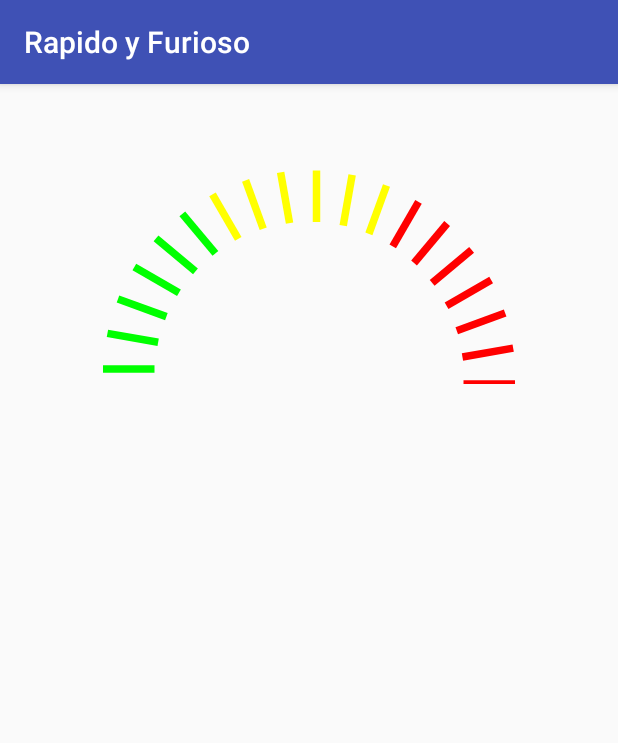
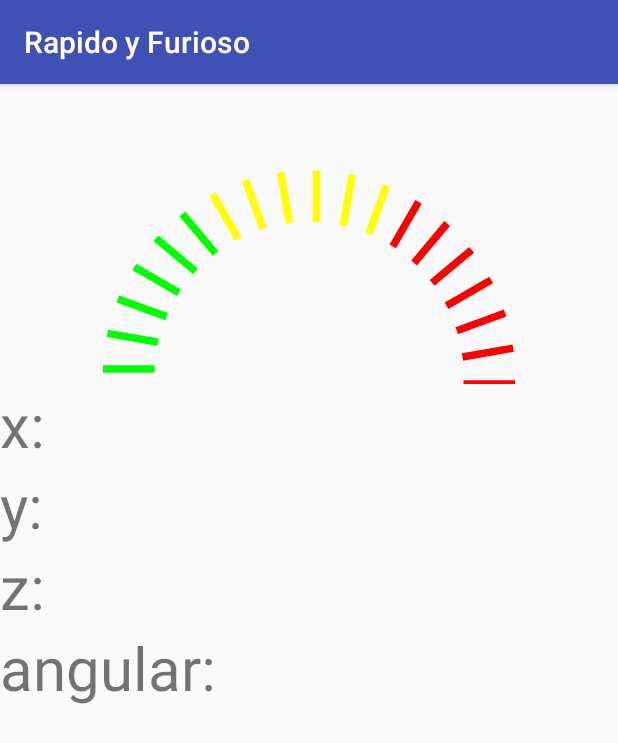
Before and after one commit to Nidrocus/Acelerometro, an Android app: the screen it shows after launch (MainActivity), on a phone screen of 412 x 824 dp. Shown: the top 743 px of the screen. Run offline under Robolectric (Android 15) with nearby library versions, the phone set to English and light mode, and no system bars.

Commit message:
Commit antes de cristian

```diff
--- /dev/null
+++ b/acelerometro/src/main/java/com/nidrocus/acelerometro/SensorWrapper.kt
@@ -0,0 +1,44 @@
+package com.nidrocus.acelerometro
+
+import android.content.Context
+import android.hardware.Sensor
+import android.hardware.SensorEvent
+import android.hardware.SensorEventListener
+import android.hardware.SensorManager
+
+/**
+ * Created by leandro on 28/12/17.
+ */
+
+
+typealias UpdateListener = (x: Float, y: Float, z: Float) -> Unit
+class SensorWrapper constructor(context: Context, type: Int, private val listener: UpdateListener) {
+
+    val TAG =  "SensorWrapper"
+
+    private val manager : SensorManager = context.getSystemService(Context.SENSOR_SERVICE) as (SensorManager)
+    private val sensor : Sensor
+    private val sensorListener : SensorEventListener
+
+
+    init {
+        this.sensor = manager.getDefaultSensor(type)
+        this.sensorListener = object : SensorEventListener {
+            override fun onAccuracyChanged(sensor: Sensor?, accuracy: Int) {
+                // No me importa
+            }
+
+            override fun onSensorChanged(event: SensorEvent?) {
+                if (event != null) {
+                    listener(event.values[0],event.values[1], event.values[2])
+                }
+            }
+        }
+
+        manager.registerListener(sensorListener,sensor,2*1000 *1000)
+    }
+
+    fun die () {
+        manager.unregisterListener(sensorListener,sensor)
+    }
+}
--- a/app/src/main/java/com/nidrocus/rapidoyfurioso/MainActivity.kt
+++ b/app/src/main/java/com/nidrocus/rapidoyfurioso/MainActivity.kt
@@ -1,41 +1,37 @@
 package com.nidrocus.rapidoyfurioso
 
-import android.hardware.SensorEvent
+import android.hardware.Sensor
 import android.support.v7.app.AppCompatActivity
 import android.os.Bundle
-import android.util.Log
-import com.nidrocus.acelerometro.GyroscopeSensor
+import android.widget.TextView
+import com.nidrocus.acelerometro.SensorWrapper
 import kotlinx.android.synthetic.main.activity_main.*
 
 class MainActivity : AppCompatActivity() {
 
     val TAG = "MainActivity"
-    lateinit var gyroscope: GyroscopeSensor
+    lateinit var sensorWrapper: SensorWrapper
 
     override fun onCreate(savedInstanceState: Bundle?) {
         super.onCreate(savedInstanceState)
         setContentView(R.layout.activity_velocimetro)
 
-
-       //val sensorManager =  ProximitySensorManager(this)
-        //sensorManager.listenUpdates( {event ->  textview.setText("Objeto cercano detectado!") } )
-
-
-        gyroscope = GyroscopeSensor(this)
-        gyroscope.listenUpdates(this::onGyroscopeUpdate)
-
+        sensorWrapper = SensorWrapper(this, Sensor.TYPE_GYROSCOPE ,this::onRotationUpdate)
     }
 
+    private fun onRotationUpdate(x: Float, y: Float, z: Float) {
+        tv_x.text = "x: %.2f".format(x)
+        tv_y.text = "y: %.2f".format(y)
+        tv_z.text = "z: %.2f".format(z)
 
-    private fun onGyroscopeUpdate(event: SensorEvent?){
-//        tv_x.text = "x:${event!!.values[0]}"
-//        tv_y.text = "y:${event!!.values[1]}"
-//        tv_z.text  = "z:${event!!.values[2]}"
+        val tvAngular = findViewById<TextView>(R.id.tv_angular)
+        tvAngular.text = "angular: %.2f".format( Math.sqrt((x*x+y*y+z*z).toDouble()) )
     }
+
 
 
     override fun onDestroy() {
         super.onDestroy()
-        gyroscope.stopUpdates()
+        sensorWrapper.die()
     }
 }
--- a/customviews/src/main/res/layout/activity_velocimetro.xml
+++ b/customviews/src/main/res/layout/activity_velocimetro.xml
@@ -8,4 +8,37 @@
         android:layout_width="match_parent"
         android:layout_height="200dp" />
 
+    <TextView
+        android:id="@+id/tv_x"
+        android:layout_width="wrap_content"
+        android:layout_height="wrap_content"
+        android:text="x: "
+        android:textSize="40sp"
+        />
+
+    <TextView
+        android:id="@+id/tv_y"
+        android:layout_width="wrap_content"
+        android:layout_height="wrap_content"
+        android:text="y: "
+        android:textSize="40sp"
+        />
+
+
+    <TextView
+        android:id="@+id/tv_z"
+        android:layout_width="wrap_content"
+        android:layout_height="wrap_content"
+        android:text="z: "
+        android:textSize="40sp"
+        />
+
+    <TextView
+        android:id="@+id/tv_angular"
+        android:layout_width="wrap_content"
+        android:layout_height="wrap_content"
+        android:text="angular: "
+        android:textSize="40sp"
+        />
+
 </LinearLayout>
```
